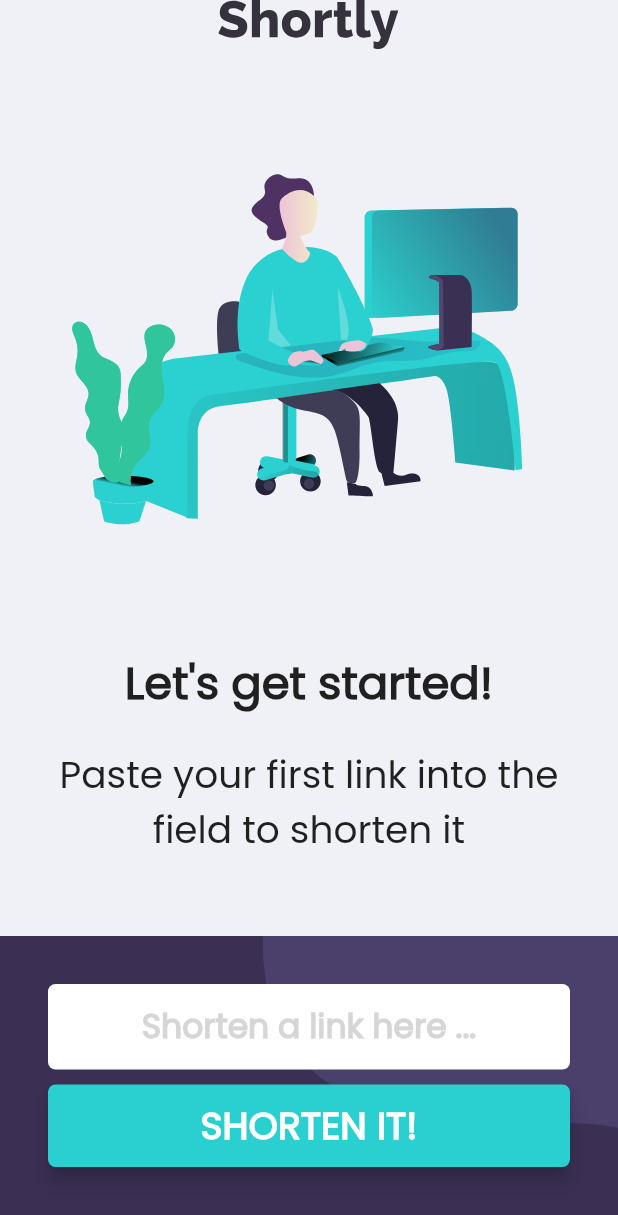
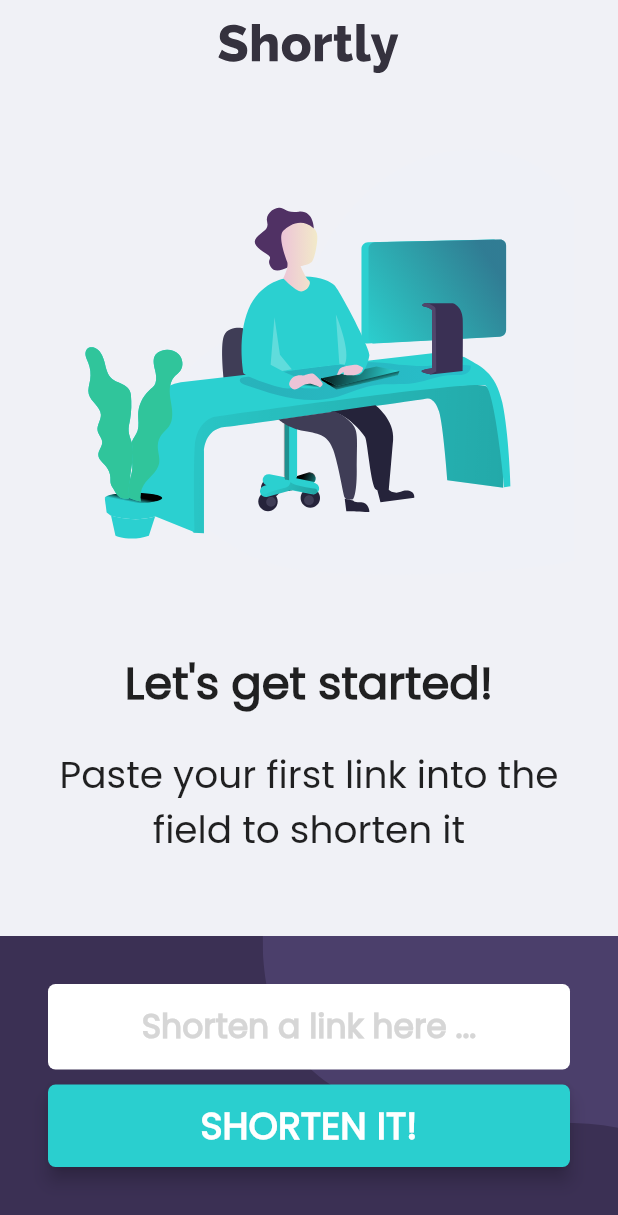
Before and after one commit to ItSNeverLate/Shortly, a Flutter app: the screen it shows after launch, on a phone screen of 412 x 824 dp. Shown: the top 1215 px of the screen. Run offline on Flutter 3.47's test engine with Material 2 defaults, Android fonts, the phone set to English and light mode, and no system bars; our stand-ins replace flutter_svg, page_view_indicators.

```diff
--- a/shortly/lib/components/custom_button.dart
+++ b/shortly/lib/components/custom_button.dart
@@ -5,12 +5,14 @@ class CustomButton extends StatelessWidget {
       {@required this.title,
       @required this.onPressed,
       this.height = 55.0,
-      this.titleFontSize = 25.0});
+      this.titleFontSize = 25.0,
+      this.color});
 
   final String title;
   final Function onPressed;
   final double height;
   final double titleFontSize;
+  final Color color;
 
   @override
   Widget build(BuildContext context) {
@@ -18,7 +20,7 @@ class CustomButton extends StatelessWidget {
       minWidth: double.infinity,
       height: height,
       elevation: 5.0,
-      color: Theme.of(context).primaryColor,
+      color: color ?? Theme.of(context).primaryColor,
       shape: RoundedRectangleBorder(
         borderRadius: BorderRadius.circular(5.0),
       ),
--- a/shortly/lib/models/shorten_url_data.dart
+++ b/shortly/lib/models/shorten_url_data.dart
@@ -1,7 +1,6 @@
 import 'dart:collection';
 
 import 'package:flutter/cupertino.dart';
-import 'package:flutter/services.dart';
 import 'package:shortly/models/shorten_url.dart';
 
 class ShortenUrlData extends ChangeNotifier {
@@ -21,9 +20,4 @@ class ShortenUrlData extends ChangeNotifier {
     _shortenUrlList.remove(shortenUrl);
     notifyListeners();
   }
-
-  void copyToClipBoard(ShortenUrl shortenUrl) {
-    Clipboard.setData(ClipboardData(text: shortenUrl.shorten));
-    notifyListeners();
-  }
 }
--- a/shortly/lib/screens/main/index.dart
+++ b/shortly/lib/screens/main/index.dart
@@ -55,7 +55,10 @@ class _MainScreenState extends State<MainScreen> {
                     'Your Link History',
                     style: TextStyle(fontSize: 20.0),
                   )
-                : SvgPicture.asset('images/logo.svg'),
+                : Padding(
+                    padding: const EdgeInsets.all(16.0),
+                    child: SvgPicture.asset('images/logo.svg'),
+                  ),
             Expanded(child: data.count > 0 ? ShortenList() : EmptyList()),
             Container(
               color: Theme.of(context).primaryColorDark,
```
Also changed, not shown: shortly/lib/screens/main/shorten_tile.dart (+22 -6 lines).
